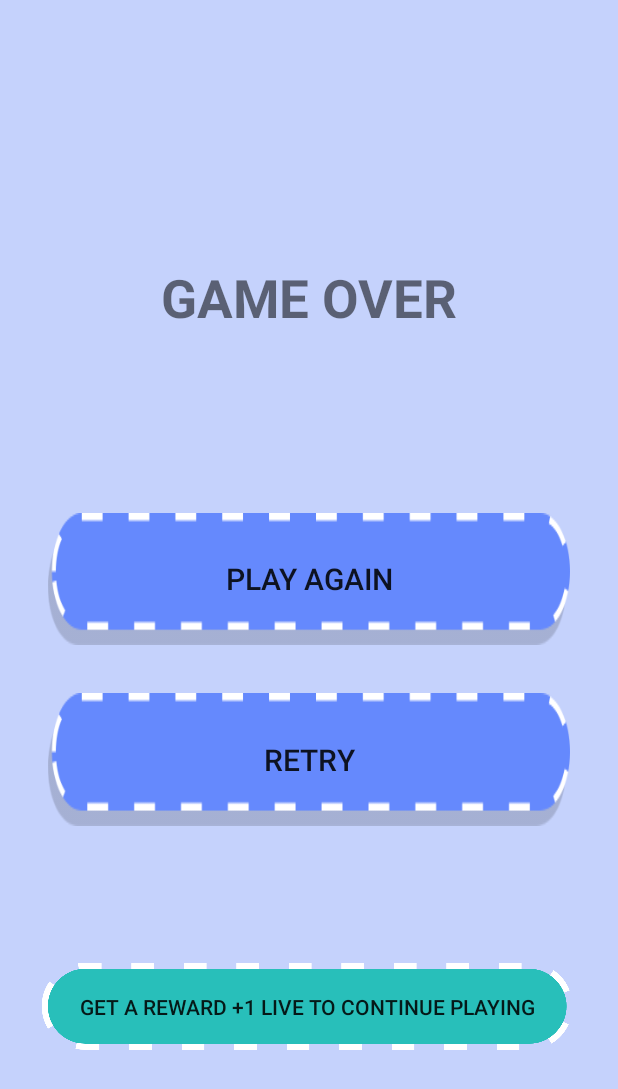
After one commit to FurkanSrtc/MemoryGameMobile, an Android app: the layout activity_game_over.xml on its own in the app's theme, with its tools: preview values and no code run, on a phone screen of 412 x 824 dp. The commit adds this screen. Shown: the top 1089 px of the screen. Run offline under Robolectric (Android 15) with nearby library versions, the light colour scheme and no system bars.

Commit message:
V10: GameOver Update

```diff
--- /dev/null
+++ b/app/src/main/res/layout/activity_game_over.xml
@@ -0,0 +1,57 @@
+<?xml version="1.0" encoding="utf-8"?>
+
+<android.support.constraint.ConstraintLayout
+
+        xmlns:android="http://schemas.android.com/apk/res/android"
+        xmlns:app="http://schemas.android.com/apk/res-auto"
+        xmlns:tools="http://schemas.android.com/tools"
+        android:layout_width="match_parent"
+        android:layout_height="match_parent"
+        tools:context=".GameOverActivity"
+        android:background="#4B4671FD">
+
+
+    <TextView
+            android:text="GAME OVER"
+            android:layout_width="0dp"
+            android:layout_height="0dp"
+            android:id="@+id/textView4" android:textSize="35sp"
+            android:gravity="center"
+            android:textStyle="bold"
+            android:layout_marginTop="154dp"
+            android:layout_marginBottom="99dp" app:layout_constraintEnd_toEndOf="parent"
+            app:layout_constraintBottom_toTopOf="@+id/btnPlayAgain" app:layout_constraintTop_toTopOf="parent"
+            app:layout_constraintStart_toStartOf="parent"
+            android:layout_marginStart="24dp" android:layout_marginEnd="24dp"/>
+    <Button
+            android:text="RETRY"
+            android:layout_width="0dp"
+            android:layout_height="0dp"
+            android:id="@+id/btnRetry" android:background="@drawable/levelbuton"
+            android:textSize="20sp" app:layout_constraintTop_toBottomOf="@+id/btnPlayAgain"
+            android:layout_marginBottom="91dp" app:layout_constraintEnd_toEndOf="parent"
+            app:layout_constraintBottom_toTopOf="@+id/button2" app:layout_constraintStart_toStartOf="parent"
+            android:layout_marginStart="32dp" android:layout_marginEnd="32dp"
+    />
+    <Button
+            android:text="PLAY AGAIN"
+            android:layout_width="0dp"
+            android:layout_height="0dp"
+            android:id="@+id/btnPlayAgain"
+            android:background="@drawable/levelbuton"
+            android:textSize="20sp" app:layout_constraintTop_toBottomOf="@+id/textView4"
+            android:layout_marginBottom="32dp" app:layout_constraintEnd_toEndOf="parent"
+            app:layout_constraintBottom_toTopOf="@+id/btnRetry" app:layout_constraintStart_toStartOf="parent"
+            android:layout_marginStart="32dp" android:layout_marginEnd="32dp"
+    />
+    <Button
+            android:text="Get a reward +1 live to Continue Playing"
+            android:layout_width="wrap_content"
+            android:layout_height="wrap_content"
+            android:id="@+id/button2" android:background="@drawable/button"
+            app:layout_constraintStart_toStartOf="parent"
+            app:layout_constraintBottom_toBottomOf="parent" android:layout_marginStart="28dp"
+            app:layout_constraintTop_toBottomOf="@+id/btnRetry" android:layout_marginBottom="124dp"/>
+
+
+</android.support.constraint.ConstraintLayout>
--- a/app/src/main/res/layout/activity_pause_menu.xml
+++ b/app/src/main/res/layout/activity_pause_menu.xml
@@ -1,11 +1,13 @@
 <?xml version="1.0" encoding="utf-8"?>
 
-<android.support.constraint.ConstraintLayout xmlns:android="http://schemas.android.com/apk/res/android"
+<android.support.constraint.ConstraintLayout
+
+        xmlns:android="http://schemas.android.com/apk/res/android"
         xmlns:app="http://schemas.android.com/apk/res-auto"
         xmlns:tools="http://schemas.android.com/tools"
         android:layout_width="match_parent"
         android:layout_height="match_parent"
-                                             tools:context=".MainActivity"
+        tools:context=".PauseMenu"
         android:background="#4B4671FD"
         android:id="@+id/layoutMain">
 
```
Also changed, not shown: app/src/main/AndroidManifest.xml (+11 -10 lines), app/src/main/java/com/example/myapplication/GameActivity.java (+12 -4 lines), app/src/main/java/com/example/myapplication/GameOverActivity.java (added, +28 -0 lines), app/build.gradle (line endings or trailing spaces). Lines whose indentation alone changed are shown as unchanged.
